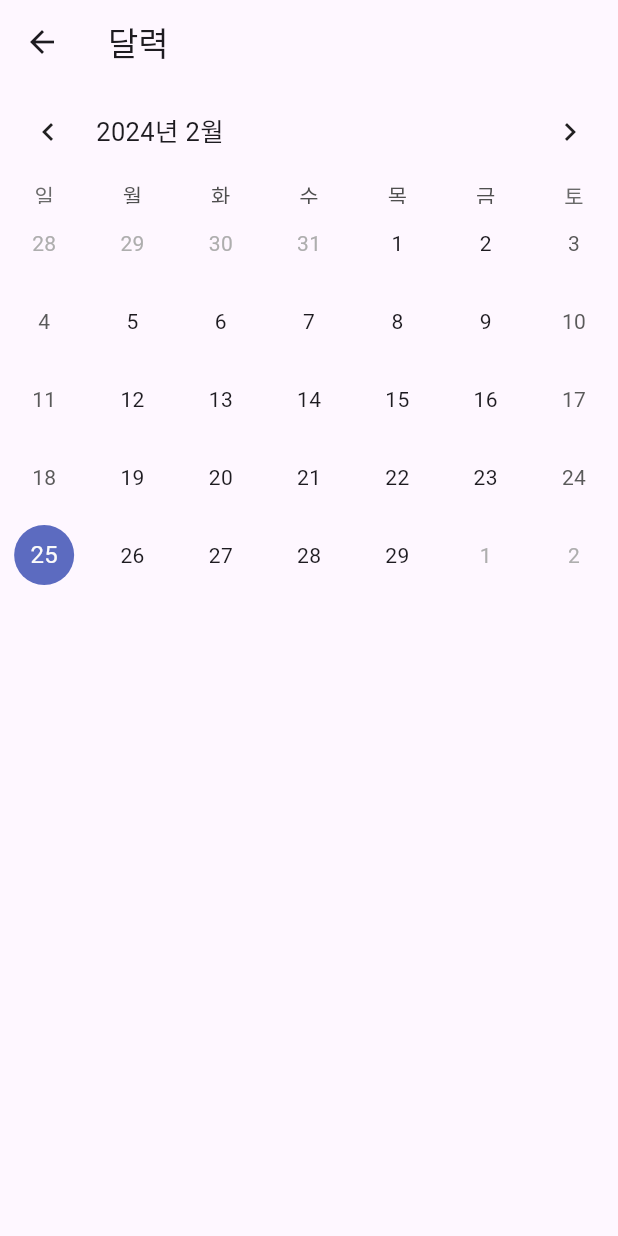
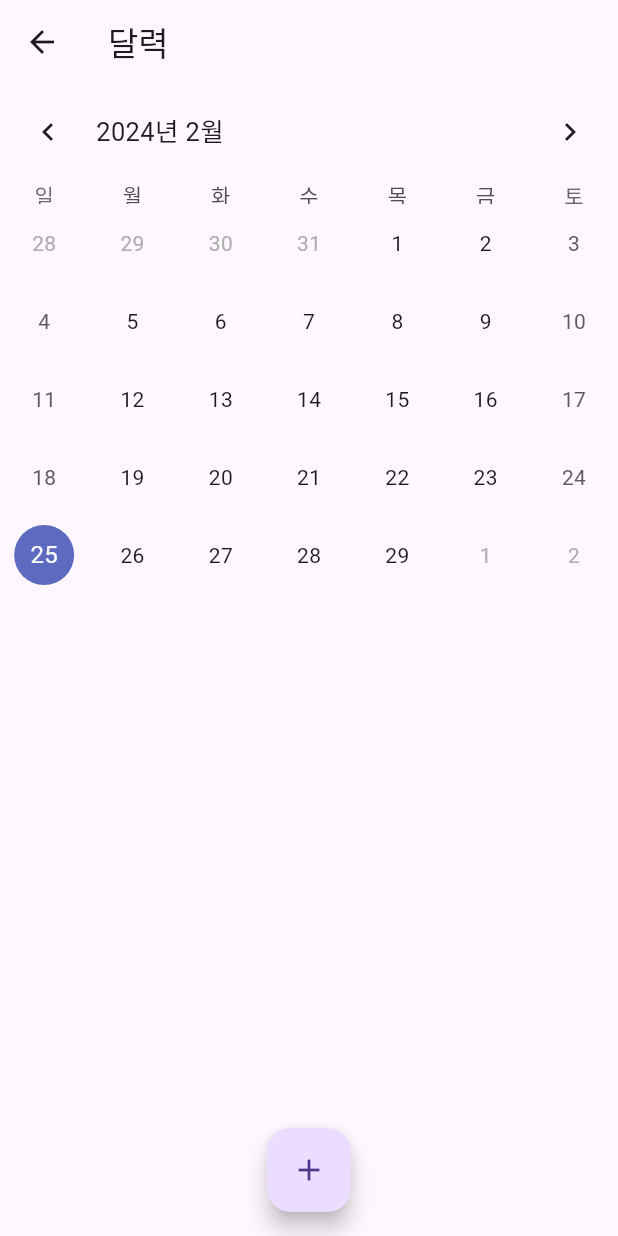
Before and after one commit to Richter3766/my_memory, a Flutter app: the screen it shows after launch, after a tap on the "calendar today" icon, on a phone screen of 412 x 824 dp. Run offline on Flutter 3.47's test engine with Material 3 defaults, Android fonts, the phone set to English and light mode, and no system bars; drawn by our look-alikes of table_calendar; our stand-ins replace sqflite; accounts and stored records are empty.

Commit message:
달력 페이지, 해당 날 post 리스트 보여주기

```diff
--- a/lib/views/pages/calendar.dart
+++ b/lib/views/pages/calendar.dart
@@ -1,5 +1,6 @@
 import 'package:flutter/material.dart';
 import '../widgets/body/calendar_body.dart';
+import '../widgets/bottom_bar/button/home_to_post_btn.dart';
 
 class CalendarScreen extends StatefulWidget {
   const CalendarScreen({super.key});
@@ -31,28 +32,15 @@ class CalendarScreenState extends State<CalendarScreen> {
         appBar: AppBar(
         title: const Text('달력'),
         ),
+
         body: const Column(
           mainAxisSize: MainAxisSize.max,
           children: <Widget>[
             CalendarBody(),
-          SizedBox(height: 8.0),
-          // Expanded(
-          //   child: ListView.builder(
-          //     itemCount: _selectedEvents.length,
-          //     itemBuilder: (context, index) => Container(
-          //       margin: const EdgeInsets.symmetric(horizontal: 12.0, vertical: 4.0),
-          //       decoration: BoxDecoration(
-          //         border: Border.all(),
-          //         borderRadius: BorderRadius.circular(12.0),
-          //       ),
-          //       child: ListTile(
-          //         title: Text(_selectedEvents[index].toString()),
-          //       ),
-          //     ),
-          //   ),
-          // ),
           ],
         ),
+        floatingActionButton: const HomeToPostButton(),
+        floatingActionButtonLocation: FloatingActionButtonLocation.centerFloat
     );
   }
 
--- a/lib/views/widgets/body/calendar_body.dart
+++ b/lib/views/widgets/body/calendar_body.dart
@@ -1,10 +1,12 @@
 import 'package:flutter/cupertino.dart';
+import 'package:flutter/material.dart';
 import 'package:intl/intl.dart';
 import 'package:my_memory/models/post_item.dart';
 import 'package:provider/provider.dart';
 import 'package:table_calendar/table_calendar.dart';
 
 import '../../../models/db_state.dart';
+import '../../pages/post_detail.dart';
 
 class CalendarBody extends StatefulWidget {
   const CalendarBody({super.key});
@@ -23,36 +25,23 @@ class CalendarBodyState extends State<CalendarBody> {
         _focusedDay = DateTime.now(),
         selectedEvents = {};
 
-  DateTime convertToDate(String date) {
-    return DateFormat("yy.MM.dd").parse(date);
-  }
-  void updateEvents() {
-    DatabaseState databaseState = Provider.of<DatabaseState>(context, listen: false);
-    print(databaseState.postItems);
-    selectedEvents = convertToMap(databaseState.postItems);
-    print(selectedEvents);
-  }
-
   @override
   void initState() {
     super.initState();
-
-    // DatabaseState의 상태가 변경될 때마다 updateEvents를 호출합니다.
     DatabaseState databaseState = Provider.of<DatabaseState>(context, listen: false);
     databaseState.addListener(updateEvents);
 
-    // 처음에도 이벤트를 업데이트합니다.
     updateEvents();
   }
 
   @override
   void dispose() {
-    // 리스너를 해제합니다.
     DatabaseState databaseState = Provider.of<DatabaseState>(context, listen: false);
     databaseState.removeListener(updateEvents);
 
     super.dispose();
   }
+
   Map<DateTime, List<PostItem>> convertToMap(List<PostItem> postItems) {
     Map<DateTime, List<PostItem>> map = {};
 
@@ -68,6 +57,17 @@ class CalendarBodyState extends State<CalendarBody> {
 
     return map;
   }
+
+  DateTime convertToDate(String date) {
+    return DateFormat("yy.MM.dd").parse(date);
+  }
+
+  void updateEvents() {
+    DatabaseState databaseState = Provider.of<DatabaseState>(context, listen: false);
+    selectedEvents = convertToMap(databaseState.postItems);
+  }
+
+
   void _onDaySelected(DateTime selectedDay, DateTime focusedDay) {
     setState(() {
       _selectedDay = selectedDay;
@@ -81,15 +81,19 @@ class CalendarBodyState extends State<CalendarBody> {
     });
   }
 
-  List<PostItem> _getEventsForDay(DateTime day) {
+  List<PostItem> _getPostsForDay(DateTime day) {
     return selectedEvents[DateTime(day.year, day.month, day.day)] ?? [];
   }
+
+
   @override
   Widget build(BuildContext context) {
-    return TableCalendar(
+    return SingleChildScrollView( // SingleChildScrollView로 Column 위젯을 감쌌습니다.
+      child: Column(
+          children: [
+            TableCalendar(
               headerStyle: const HeaderStyle(
-          formatButtonVisible: false
-      ),
+                  formatButtonVisible: false),
               locale: 'ko_KR',
               firstDay: DateTime.utc(2010, 10, 16),
               lastDay: DateTime.utc(2099, 12, 31),
@@ -97,7 +101,36 @@ class CalendarBodyState extends State<CalendarBody> {
               selectedDayPredicate: (day) => isSameDay(_selectedDay, day),
               onDaySelected: _onDaySelected,
               onPageChanged: _onPageChanged,
-      eventLoader: _getEventsForDay,
+              eventLoader: _getPostsForDay,),
+            SizedBox(
+                height: 300,
+                child: _buildEventList()
+            )
+          ]
+      ),
+    );
+  }
+
+  Widget _buildEventList() {
+    final databaseState = Provider.of<DatabaseState>(context);
+    return ListView(
+      children: _getPostsForDay(_selectedDay).map((postItem) {
+        return InkWell(
+          onTap: () async {
+            await Navigator.push(
+              context,
+              MaterialPageRoute(
+                builder: (context) => DetailPage(postItem: postItem),
+              ),
+            );
+            databaseState.refresh();
+          },
+          child: ListTile(
+            title: Text(postItem.date),
+            subtitle: Text(postItem.title),
+          ),
+        );
+      }).toList(),
     );
   }
 }
```
Lines whose indentation alone changed are shown as unchanged.
